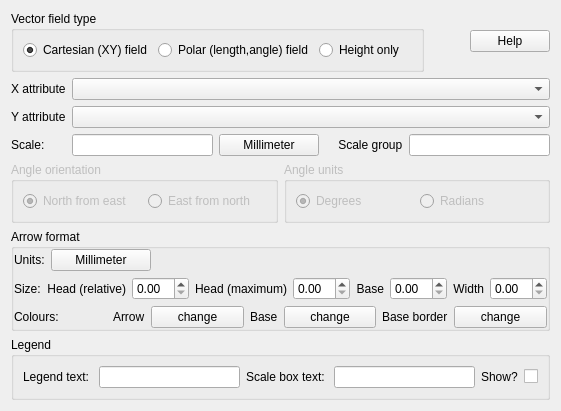
First picture: the form in Ui_VectorFieldRendererWidget.ui, repository ccrook/QGIS-VectorFieldRenderer-Plugin, before the edit.
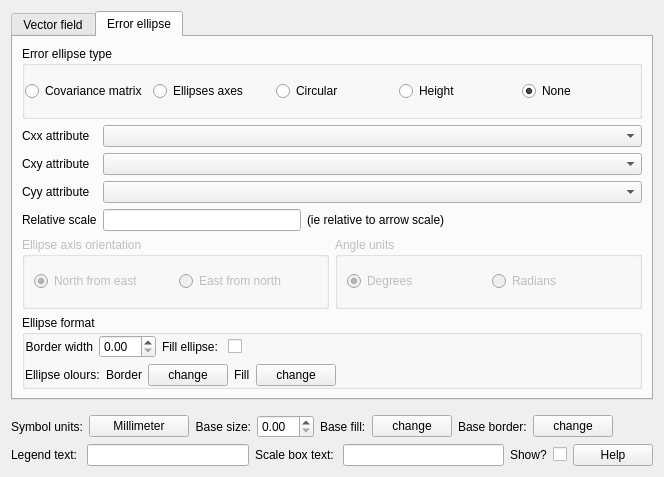
Second picture: the form after the edit. Custom widgets are drawn as their Qt base class.

The edit to the form file:
```diff
--- a/Ui_VectorFieldRendererWidget.ui
+++ b/Ui_VectorFieldRendererWidget.ui
@@ -6,8 +6,8 @@
    <rect>
     <x>0</x>
     <y>0</y>
-    <width>510</width>
-    <height>396</height>
+    <width>664</width>
+    <height>477</height>
    </rect>
   </property>
   <property name="sizePolicy">
@@ -19,12 +19,17 @@
   <property name="windowTitle">
    <string>Form</string>
   </property>
-  <layout class="QVBoxLayout" name="verticalLayout_4">
+  <layout class="QVBoxLayout" name="verticalLayout_4" stretch="0,0,0">
    <item>
-    <layout class="QHBoxLayout" name="uHelpLayout" stretch="1,0,0">
-     <property name="rightMargin">
-      <number>0</number>
+    <widget class="QTabWidget" name="uTabManager">
+     <property name="currentIndex">
+      <number>1</number>
      </property>
+     <widget class="QWidget" name="uVectorTab">
+      <attribute name="title">
+       <string>Vector field</string>
+      </attribute>
+      <layout class="QVBoxLayout" name="verticalLayout">
      <item>
       <widget class="QGroupBox" name="uVectorFieldTypeGroupBox">
        <property name="sizePolicy">
@@ -37,6 +42,9 @@
         <string>Vector field type</string>
        </property>
        <layout class="QHBoxLayout" name="uFieldTypeLayout">
+          <property name="margin">
+           <number>0</number>
+          </property>
         <item>
          <widget class="QRadioButton" name="uFieldTypeCartesian">
           <property name="text">
@@ -61,30 +69,15 @@
           </property>
          </widget>
         </item>
-       </layout>
-      </widget>
-     </item>
      <item>
-      <spacer name="uFieldTypeSpacer">
-       <property name="orientation">
-        <enum>Qt::Horizontal</enum>
-       </property>
-       <property name="sizeHint" stdset="0">
-        <size>
-         <width>40</width>
-         <height>20</height>
-        </size>
-       </property>
-      </spacer>
-     </item>
-     <item>
-      <widget class="QPushButton" name="uHelpButton">
+           <widget class="QRadioButton" name="uFieldTypeNone">
        <property name="text">
-        <string>Help</string>
+             <string>None</string>
        </property>
       </widget>
      </item>
     </layout>
+        </widget>
    </item>
    <item>
     <layout class="QGridLayout" name="uVectorFieldGrid" columnstretch="0,0,0">
@@ -277,46 +270,6 @@
       <property name="margin">
        <number>0</number>
       </property>
-      <item>
-       <layout class="QHBoxLayout" name="uArrowUnitsLayout">
-        <item>
-         <widget class="QLabel" name="uOutputUnitLabel">
-          <property name="text">
-           <string>Units:</string>
-          </property>
-          <property name="buddy">
-           <cstring>uOutputUnits</cstring>
-          </property>
-         </widget>
-        </item>
-        <item>
-         <widget class="QPushButton" name="uOutputUnits">
-          <property name="minimumSize">
-           <size>
-            <width>100</width>
-            <height>0</height>
-           </size>
-          </property>
-          <property name="text">
-           <string>Millimeter</string>
-          </property>
-         </widget>
-        </item>
-        <item>
-         <spacer name="uArrowUnitSpacer">
-          <property name="orientation">
-           <enum>Qt::Horizontal</enum>
-          </property>
-          <property name="sizeHint" stdset="0">
-           <size>
-            <width>40</width>
-            <height>20</height>
-           </size>
-          </property>
-         </spacer>
-        </item>
-       </layout>
-      </item>
       <item>
        <layout class="QHBoxLayout" name="uArrowSizeLayout">
         <item>
@@ -372,26 +325,6 @@
           </property>
          </widget>
         </item>
-        <item>
-         <widget class="QLabel" name="uArrowBaseSizeLabel">
-          <property name="text">
-           <string>Base</string>
-          </property>
-          <property name="alignment">
-           <set>Qt::AlignRight|Qt::AlignTrailing|Qt::AlignVCenter</set>
-          </property>
-          <property name="buddy">
-           <cstring>uArrowBaseSize</cstring>
-          </property>
-         </widget>
-        </item>
-        <item>
-         <widget class="QDoubleSpinBox" name="uArrowBaseSize">
-          <property name="toolTip">
-           <string>Size of the arrow base symbol</string>
-          </property>
-         </widget>
-        </item>
         <item>
          <widget class="QLabel" name="uArrowWidthLabel">
           <property name="text">
@@ -415,23 +348,13 @@
        </layout>
       </item>
       <item>
-       <layout class="QHBoxLayout" name="uArrowColorLayout" stretch="1,0,1,0,1,0,1">
+           <layout class="QHBoxLayout" name="uArrowColorLayout" stretch="0,0,0">
         <property name="sizeConstraint">
          <enum>QLayout::SetDefaultConstraint</enum>
         </property>
         <property name="topMargin">
          <number>0</number>
         </property>
-        <item>
-         <widget class="QLabel" name="uArrowColorLayoutLabel">
-          <property name="text">
-           <string>Colours:</string>
-          </property>
-          <property name="buddy">
-           <cstring>uArrowColor</cstring>
-          </property>
-         </widget>
-        </item>
         <item>
          <widget class="QLabel" name="uArrowColorLabel">
           <property name="sizePolicy">
@@ -441,7 +364,7 @@
            </sizepolicy>
           </property>
           <property name="text">
-           <string>Arrow</string>
+               <string>Arrow colour:</string>
           </property>
           <property name="buddy">
            <cstring>uArrowColor</cstring>
@@ -459,9 +382,471 @@
          </widget>
         </item>
         <item>
+             <spacer name="horizontalSpacer_3">
+              <property name="orientation">
+               <enum>Qt::Horizontal</enum>
+              </property>
+              <property name="sizeHint" stdset="0">
+               <size>
+                <width>40</width>
+                <height>20</height>
+               </size>
+              </property>
+             </spacer>
+            </item>
+           </layout>
+          </item>
+         </layout>
+        </widget>
+       </item>
+      </layout>
+     </widget>
+     <widget class="QWidget" name="uEllipseTab">
+      <attribute name="title">
+       <string>Error ellipse</string>
+      </attribute>
+      <layout class="QVBoxLayout" name="verticalLayout_2">
+       <item>
+        <widget class="QGroupBox" name="uErrorEllipseTypeGroupBox">
+         <property name="sizePolicy">
+          <sizepolicy hsizetype="Preferred" vsizetype="Minimum">
+           <horstretch>0</horstretch>
+           <verstretch>0</verstretch>
+          </sizepolicy>
+         </property>
+         <property name="title">
+          <string>Error ellipse type</string>
+         </property>
+         <layout class="QHBoxLayout" name="uFieldTypeLayout_2">
+          <property name="margin">
+           <number>0</number>
+          </property>
+          <item>
+           <widget class="QRadioButton" name="uEllipseTypeCovariance">
+            <property name="text">
+             <string>Covariance matrix</string>
+            </property>
+            <property name="checked">
+             <bool>false</bool>
+            </property>
+           </widget>
+          </item>
+          <item>
+           <widget class="QRadioButton" name="uEllipseTypeAxes">
+            <property name="text">
+             <string>Ellipses axes</string>
+            </property>
+           </widget>
+          </item>
+          <item>
+           <widget class="QRadioButton" name="uEllipseTypeCircular">
+            <property name="text">
+             <string>Circular</string>
+            </property>
+           </widget>
+          </item>
+          <item>
+           <widget class="QRadioButton" name="uEllipseTypeHeight">
+            <property name="text">
+             <string>Height</string>
+            </property>
+           </widget>
+          </item>
+          <item>
+           <widget class="QRadioButton" name="uEllipseTypeNone">
+            <property name="text">
+             <string>None</string>
+            </property>
+            <property name="checked">
+             <bool>true</bool>
+            </property>
+           </widget>
+          </item>
+         </layout>
+        </widget>
+       </item>
+       <item>
+        <layout class="QGridLayout" name="uVectorFieldGrid_2" columnstretch="0,0,0">
+         <item row="0" column="0">
+          <widget class="QLabel" name="uCxxFieldLabel">
+           <property name="text">
+            <string>Cxx attribute</string>
+           </property>
+           <property name="buddy">
+            <cstring>uXField</cstring>
+           </property>
+          </widget>
+         </item>
+         <item row="1" column="0">
+          <widget class="QLabel" name="uCxyFieldLabel">
+           <property name="text">
+            <string>Cxy attribute</string>
+           </property>
+           <property name="buddy">
+            <cstring>uYField</cstring>
+           </property>
+          </widget>
+         </item>
+         <item row="1" column="2">
+          <widget class="QComboBox" name="uCxyField">
+           <property name="toolTip">
+            <string>Select the y/angle field</string>
+           </property>
+          </widget>
+         </item>
+         <item row="3" column="0">
+          <widget class="QLabel" name="uEllipseScaleLabel">
+           <property name="text">
+            <string>Relative scale</string>
+           </property>
+           <property name="buddy">
+            <cstring>uArrowScale</cstring>
+           </property>
+          </widget>
+         </item>
+         <item row="3" column="2">
+          <layout class="QHBoxLayout" name="uArrowScaleLayout_2">
+           <item>
+            <widget class="QLineEdit" name="uEllipseScale"/>
+           </item>
+           <item>
+            <widget class="QLabel" name="uEllipseScaleLabel2">
+             <property name="text">
+              <string>(ie relative to arrow scale)</string>
+             </property>
+            </widget>
+           </item>
+           <item>
+            <spacer name="horizontalSpacer">
+             <property name="orientation">
+              <enum>Qt::Horizontal</enum>
+             </property>
+             <property name="sizeHint" stdset="0">
+              <size>
+               <width>40</width>
+               <height>20</height>
+              </size>
+             </property>
+            </spacer>
+           </item>
+          </layout>
+         </item>
+         <item row="0" column="2">
+          <widget class="QComboBox" name="uCxxField">
+           <property name="toolTip">
+            <string>Select the X/length field</string>
+           </property>
+          </widget>
+         </item>
+         <item row="2" column="0">
+          <widget class="QLabel" name="uCyyFieldLabel">
+           <property name="text">
+            <string>Cyy attribute</string>
+           </property>
+           <property name="buddy">
+            <cstring>uYField</cstring>
+           </property>
+          </widget>
+         </item>
+         <item row="2" column="2">
+          <widget class="QComboBox" name="uCyyField">
+           <property name="toolTip">
+            <string>Select the y/angle field</string>
+           </property>
+          </widget>
+         </item>
+        </layout>
+       </item>
+       <item>
+        <layout class="QHBoxLayout" name="uAxisAngleFormatLayout">
+         <property name="topMargin">
+          <number>0</number>
+         </property>
+         <item>
+          <widget class="QGroupBox" name="uAxisOrientationGroupBox">
+           <property name="enabled">
+            <bool>false</bool>
+           </property>
+           <property name="title">
+            <string>Ellipse axis orientation</string>
+           </property>
+           <layout class="QHBoxLayout" name="horizontalLayout_2">
+            <item>
+             <widget class="QRadioButton" name="uEllipseOrientationEast">
+              <property name="toolTip">
+               <string>Select the angle orientation</string>
+              </property>
+              <property name="text">
+               <string>North from east</string>
+              </property>
+              <property name="checked">
+               <bool>true</bool>
+              </property>
+             </widget>
+            </item>
+            <item>
+             <widget class="QRadioButton" name="uEllipseOrientationNorth">
+              <property name="toolTip">
+               <string>Select the angle orientation</string>
+              </property>
+              <property name="text">
+               <string>East from north</string>
+              </property>
+             </widget>
+            </item>
+           </layout>
+          </widget>
+         </item>
+         <item>
+          <widget class="QGroupBox" name="uAxisAngleUnitsGroupBox">
+           <property name="enabled">
+            <bool>false</bool>
+           </property>
+           <property name="title">
+            <string>Angle units</string>
+           </property>
+           <layout class="QHBoxLayout" name="uAngleUnitsLayout_2">
+            <property name="topMargin">
+             <number>9</number>
+            </property>
+            <property name="bottomMargin">
+             <number>9</number>
+            </property>
+            <item>
+             <widget class="QRadioButton" name="uEllipseAngleUnitsDegrees">
+              <property name="toolTip">
+               <string>Select the angle units</string>
+              </property>
+              <property name="text">
+               <string>Degrees</string>
+              </property>
+              <property name="checked">
+               <bool>true</bool>
+              </property>
+             </widget>
+            </item>
+            <item>
+             <widget class="QRadioButton" name="uEllipseAngleUnitsRadians">
+              <property name="enabled">
+               <bool>false</bool>
+              </property>
+              <property name="toolTip">
+               <string>Select the angle units</string>
+              </property>
+              <property name="text">
+               <string>Radians</string>
+              </property>
+             </widget>
+            </item>
+           </layout>
+          </widget>
+         </item>
+        </layout>
+       </item>
+       <item>
+        <widget class="QGroupBox" name="uEllipseFormatGroup">
+         <property name="sizePolicy">
+          <sizepolicy hsizetype="Preferred" vsizetype="Preferred">
+           <horstretch>0</horstretch>
+           <verstretch>0</verstretch>
+          </sizepolicy>
+         </property>
+         <property name="title">
+          <string>Ellipse format</string>
+         </property>
+         <layout class="QVBoxLayout" name="uArrowFormatLayout_2">
+          <property name="margin">
+           <number>0</number>
+          </property>
+          <item>
+           <layout class="QHBoxLayout" name="uArrowUnitsLayout_2">
+            <item>
+             <widget class="QLabel" name="uEllipseWidthLabel">
+              <property name="text">
+               <string>Border width</string>
+              </property>
+              <property name="alignment">
+               <set>Qt::AlignRight|Qt::AlignTrailing|Qt::AlignVCenter</set>
+              </property>
+              <property name="buddy">
+               <cstring>uArrowWidth</cstring>
+              </property>
+             </widget>
+            </item>
+            <item>
+             <widget class="QDoubleSpinBox" name="uEllipseBorderWidth">
+              <property name="toolTip">
+               <string>Width of the arrow shaft</string>
+              </property>
+             </widget>
+            </item>
+            <item>
+             <widget class="QLabel" name="label">
+              <property name="text">
+               <string>Fill ellipse: </string>
+              </property>
+             </widget>
+            </item>
+            <item>
+             <widget class="QCheckBox" name="uFillEllipse">
+              <property name="text">
+               <string/>
+              </property>
+             </widget>
+            </item>
+            <item>
+             <spacer name="uArrowUnitSpacer_2">
+              <property name="orientation">
+               <enum>Qt::Horizontal</enum>
+              </property>
+              <property name="sizeHint" stdset="0">
+               <size>
+                <width>40</width>
+                <height>20</height>
+               </size>
+              </property>
+             </spacer>
+            </item>
+           </layout>
+          </item>
+          <item>
+           <layout class="QHBoxLayout" name="uEllipseArrowColorLayout" stretch="0,0,0,0,0,0">
+            <property name="sizeConstraint">
+             <enum>QLayout::SetDefaultConstraint</enum>
+            </property>
+            <property name="topMargin">
+             <number>0</number>
+            </property>
+            <item>
+             <widget class="QLabel" name="uEllipseColorLayoutLabel">
+              <property name="text">
+               <string>Ellipse olours:</string>
+              </property>
+              <property name="buddy">
+               <cstring>uArrowColor</cstring>
+              </property>
+             </widget>
+            </item>
+            <item>
+             <widget class="QLabel" name="uEllipseBorderColorLabel">
+              <property name="sizePolicy">
+               <sizepolicy hsizetype="Preferred" vsizetype="Preferred">
+                <horstretch>0</horstretch>
+                <verstretch>0</verstretch>
+               </sizepolicy>
+              </property>
+              <property name="text">
+               <string>Border</string>
+              </property>
+              <property name="buddy">
+               <cstring>uArrowColor</cstring>
+              </property>
+             </widget>
+            </item>
+            <item>
+             <widget class="QgsColorButtonV2" name="uEllipseBorderColor">
+              <property name="toolTip">
+               <string>Change the arrow colour</string>
+              </property>
+              <property name="text">
+               <string>change</string>
+              </property>
+             </widget>
+            </item>
+            <item>
+             <widget class="QLabel" name="uEllipseFillColorLabel">
+              <property name="text">
+               <string>Fill</string>
+              </property>
+              <property name="buddy">
+               <cstring>uBaseColor</cstring>
+              </property>
+             </widget>
+            </item>
+            <item>
+             <widget class="QgsColorButtonV2" name="uEllipseFillColor">
+              <property name="toolTip">
+               <string>Change the base symbol colour</string>
+              </property>
+              <property name="text">
+               <string>change</string>
+              </property>
+             </widget>
+            </item>
+            <item>
+             <spacer name="horizontalSpacer_2">
+              <property name="orientation">
+               <enum>Qt::Horizontal</enum>
+              </property>
+              <property name="sizeHint" stdset="0">
+               <size>
+                <width>40</width>
+                <height>20</height>
+               </size>
+              </property>
+             </spacer>
+            </item>
+           </layout>
+          </item>
+         </layout>
+        </widget>
+       </item>
+      </layout>
+     </widget>
+    </widget>
+   </item>
+   <item>
+    <layout class="QHBoxLayout" name="horizontalLayout_3">
+     <property name="topMargin">
+      <number>9</number>
+     </property>
+     <item>
+      <widget class="QLabel" name="uOutputUnitLabel">
+       <property name="text">
+        <string>Symbol units:</string>
+       </property>
+       <property name="buddy">
+        <cstring>uOutputUnits</cstring>
+       </property>
+      </widget>
+     </item>
+     <item>
+      <widget class="QPushButton" name="uOutputUnits">
+       <property name="minimumSize">
+        <size>
+         <width>100</width>
+         <height>0</height>
+        </size>
+       </property>
+       <property name="text">
+        <string>Millimeter</string>
+       </property>
+      </widget>
+     </item>
+     <item>
+      <widget class="QLabel" name="uArrowBaseSizeLabel">
+       <property name="text">
+        <string>Base size:</string>
+       </property>
+       <property name="alignment">
+        <set>Qt::AlignRight|Qt::AlignTrailing|Qt::AlignVCenter</set>
+       </property>
+       <property name="buddy">
+        <cstring>uArrowBaseSize</cstring>
+       </property>
+      </widget>
+     </item>
+     <item>
+      <widget class="QDoubleSpinBox" name="uArrowBaseSize">
+       <property name="toolTip">
+        <string>Size of the arrow base symbol</string>
+       </property>
+      </widget>
+     </item>
+     <item>
          <widget class="QLabel" name="uBaseColorLabel">
           <property name="text">
-           <string>Base</string>
+        <string>Base fill:</string>
           </property>
           <property name="buddy">
            <cstring>uBaseColor</cstring>
@@ -481,7 +866,7 @@
         <item>
          <widget class="QLabel" name="uBaseBorderColorLabel">
           <property name="text">
-           <string>Base border</string>
+        <string>Base border:</string>
           </property>
           <property name="buddy">
            <cstring>uBaseBorderColor</cstring>
@@ -498,17 +883,26 @@
           </property>
          </widget>
         </item>
-       </layout>
-      </item>
-     </layout>
-    </widget>
+     <item>
+      <spacer name="uArrowUnitSpacer">
+       <property name="orientation">
+        <enum>Qt::Horizontal</enum>
+       </property>
+       <property name="sizeHint" stdset="0">
+        <size>
+         <width>40</width>
+         <height>20</height>
+        </size>
+       </property>
+      </spacer>
+     </item>
+    </layout>
    </item>
    <item>
-    <widget class="QGroupBox" name="uLegendGroup">
-     <property name="title">
-      <string>Legend</string>
+    <layout class="QHBoxLayout" name="horizontalLayout">
+     <property name="topMargin">
+      <number>0</number>
      </property>
-     <layout class="QHBoxLayout" name="uLegendLayout">
       <item>
        <widget class="QLabel" name="uLegendTextLabel">
         <property name="text">
@@ -552,8 +946,14 @@
         </property>
        </widget>
       </item>
-     </layout>
-    </widget>
+     <item>
+      <widget class="QPushButton" name="uHelpButton">
+       <property name="text">
+        <string>Help</string>
+       </property>
+      </widget>
+     </item>
+    </layout>
    </item>
   </layout>
  </widget>
```
Left out of the diff: 9 changed lines with no effect on the pictures. Lines whose indentation alone changed are shown as unchanged.
